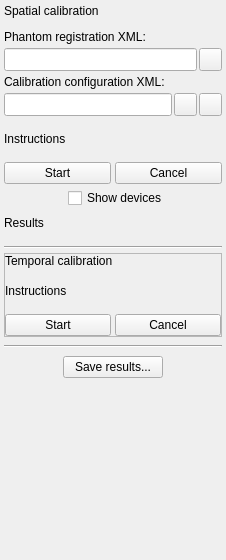
Before: the Qt Designer form PlusApp/fCal/Toolboxes/FreehandCalibrationToolbox.ui in PlusToolkit/PlusApp, drawn with Qt 5.
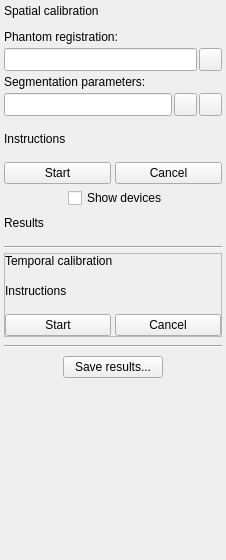
After: the same form once the commit is applied. Icons and pictures are not drawn.

Commit message: Re #231: Read calibration result in FreehandCalibrationToolbox; ReadCalibrationConfiguration changed to ReadSegmentationParameters in FreehandCalibrationToolbox because nothing else remained in calibration and it is easier to understand

Diff of the .ui file:
```diff
--- a/PlusApp/fCal/Toolboxes/FreehandCalibrationToolbox.ui
+++ b/PlusApp/fCal/Toolboxes/FreehandCalibrationToolbox.ui
@@ -63,7 +63,7 @@
       <item row="2" column="0" colspan="2">
        <widget class="QLabel" name="label_PhantomRegistration">
         <property name="text">
-         <string>Phantom registration XML:</string>
+         <string>Phantom registration:</string>
         </property>
        </widget>
       </item>
@@ -125,7 +125,7 @@
       <item row="4" column="0" colspan="2">
        <widget class="QLabel" name="label_CalibrationConfiguration">
         <property name="text">
-         <string>Calibration configuration XML:</string>
+         <string>Segmentation parameters:</string>
         </property>
        </widget>
       </item>
```
Left out of the diff: 8 changed lines with no effect on the pictures. The commit also changes 2 other files.
